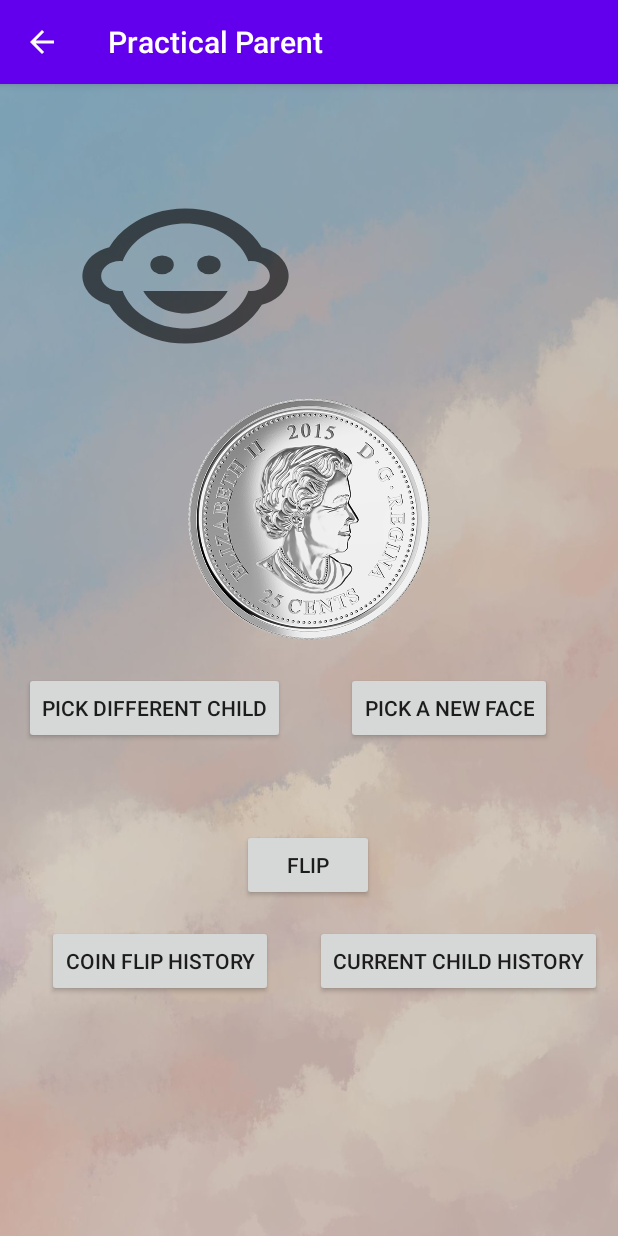
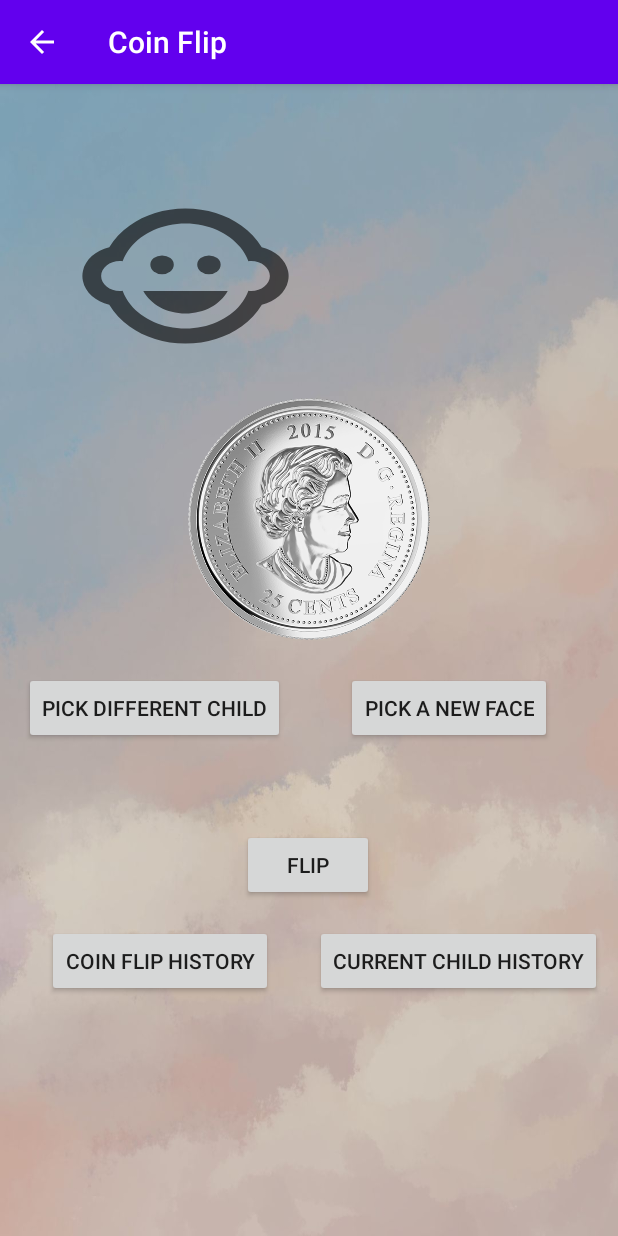
Before and after one commit to Sashgnarg/Practical-Parent-App, an Android app: the CoinFlipMain screen opened directly, with no data from a screen before it, on a phone screen of 412 x 824 dp. Run offline under Robolectric (Android 15) with nearby library versions, the phone set to English and light mode, and no system bars; pictures from the network do not load.

Commit message:
added coin_flip in strings.xml

```diff
--- a/app/src/main/res/values/strings.xml
+++ b/app/src/main/res/values/strings.xml
@@ -13,6 +13,7 @@
     <string name="picked_head_text">Picked Head</string>
     <string name="current_child_history">Current Child History</string>
     <string name="coin_flip_history">Coin Flip History</string>
+    <string name="coin_flip">Coin Flip</string>
     <string name="name">Name</string>
     <string name="insert">insert</string>
     <string name="addition_info">Addition Info</string>
```
